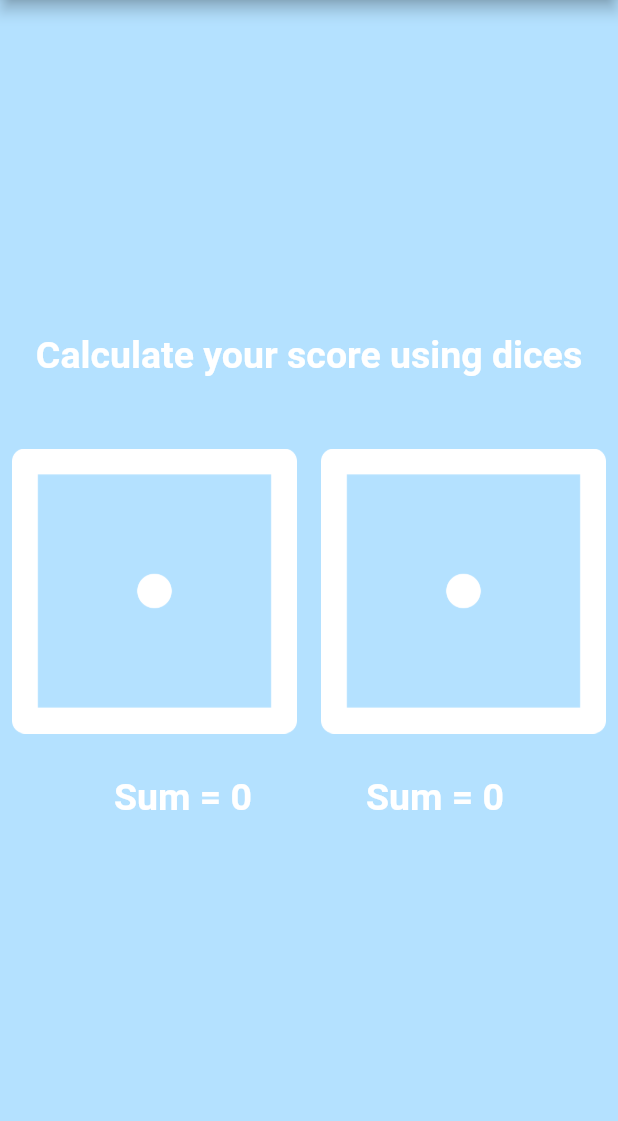
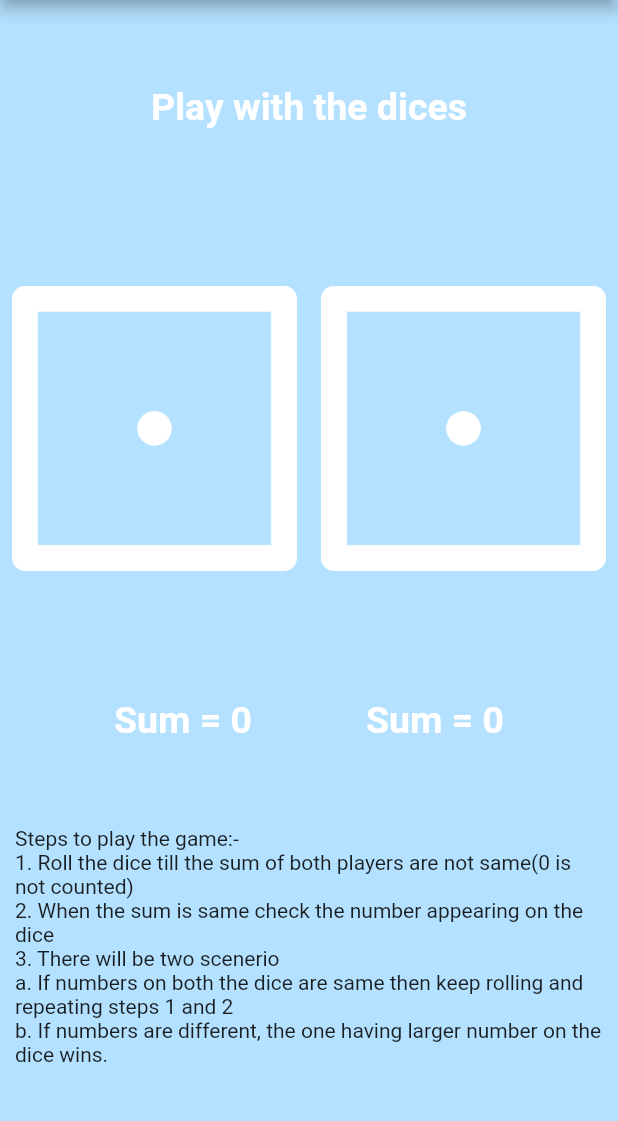
Before and after one commit to siddharth177/Dicee, a Flutter app: the screen it shows after launch, on a phone screen of 412 x 824 dp, the part 84-1205 px from its top. Run offline on Flutter 3.47's test engine with Material 2 defaults, Android fonts, the phone set to English and light mode, and no system bars.

Commit message:
theme changes

```diff
--- a/lib/main.dart
+++ b/lib/main.dart
@@ -37,13 +37,13 @@ class _MyAppState extends State<MyApp> {
         ),
         backgroundColor: Color(0xffb4e1ff),
         body: Column(
-          mainAxisAlignment: MainAxisAlignment.center,
+          mainAxisAlignment: MainAxisAlignment.spaceEvenly,
           children: [
             Container(
               margin: EdgeInsets.only(bottom: 40.0),
               child: Center(
                 child: Text(
-                  'Calculate your score using dices',
+                  'Play with the dices',
                   style: TextStyle(
                       color: Colors.white,
                       fontSize: 25.0,
@@ -93,6 +93,21 @@ class _MyAppState extends State<MyApp> {
                 ],
               ),
             ),
+            Container(
+              margin: EdgeInsets.only(left: 10.0, right: 10.0),
+              child: Column(
+                mainAxisAlignment: MainAxisAlignment.center,
+                crossAxisAlignment: CrossAxisAlignment.start,
+                children: [
+                  Text('Steps to play the game:-'),
+                  Text('1. Roll the dice till the sum of both players are not same(0 is not counted)'),
+                  Text('2. When the sum is same check the number appearing on the dice'),
+                  Text('3. There will be two scenerio'),
+                  Text('a. If numbers on both the dice are same then keep rolling and repeating steps 1 and 2'),
+                  Text('b. If numbers are different, the one having larger number on the dice wins.')
+                ],
+              ),
+            ),
           ],
         ),
       ),
```
